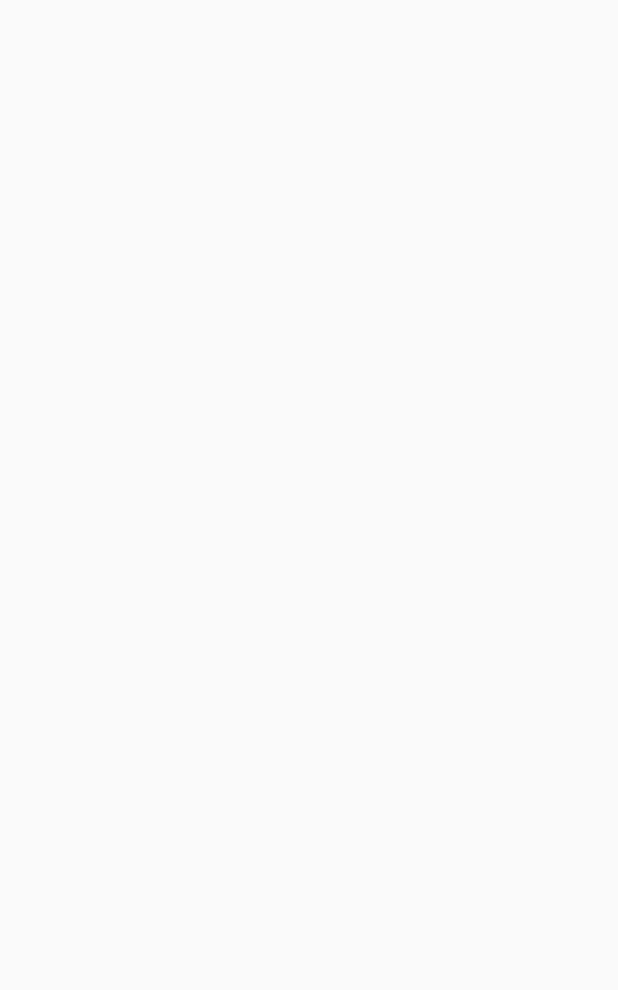
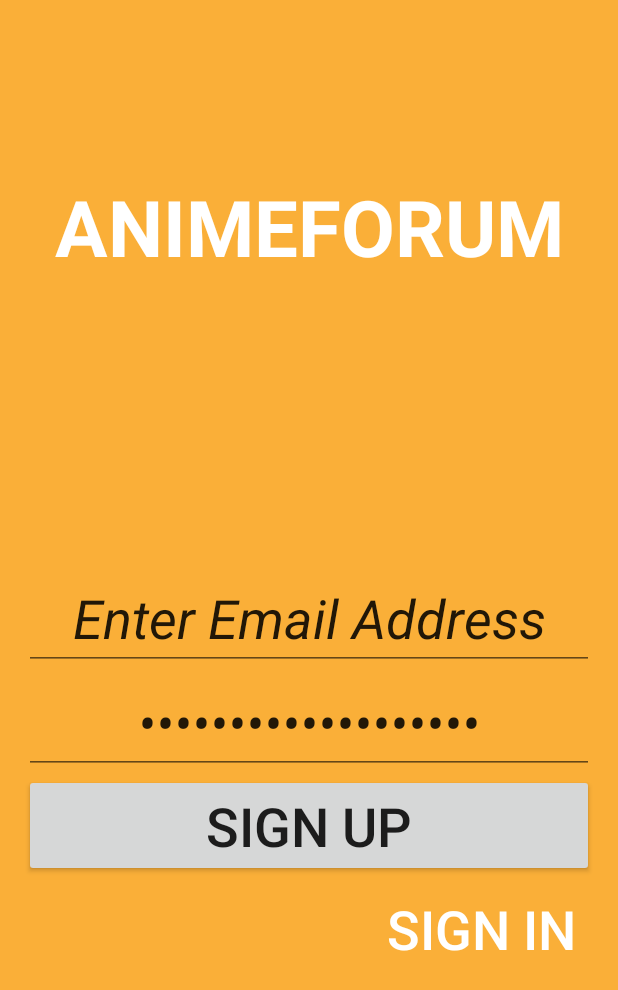
Before and after one commit to season-7/animeforum, an Android app: the SignUpActivity screen opened directly, with no data from a screen before it, on a phone screen of 412 x 824 dp. Before the commit the part shown is empty. Shown: the top 990 px of the screen. Run offline under Robolectric (Android 15) with nearby library versions, the phone set to English and light mode, and no system bars.

Commit message:
Improved UI

```diff
--- a/app/src/main/AndroidManifest.xml
+++ b/app/src/main/AndroidManifest.xml
@@ -20,12 +20,8 @@
                 <category android:name="android.intent.category.LAUNCHER" />
             </intent-filter>
         </activity>
-        <activity android:name=".LoginActivity" />
         <activity android:name=".SignUpActivity" />
-        <activity
-            android:name=".DashboardActivity"
-            android:label="@string/title_activity_dashboard"
-            android:theme="@style/AppTheme"></activity>
+        <activity android:name=".LoginActivity"></activity>
     </application>
 
 </manifest>
--- a/app/src/main/res/layout/activity_sign_up.xml
+++ b/app/src/main/res/layout/activity_sign_up.xml
@@ -7,6 +7,71 @@
     android:paddingLeft="@dimen/activity_horizontal_margin"
     android:paddingRight="@dimen/activity_horizontal_margin"
     android:paddingTop="@dimen/activity_vertical_margin"
-    tools:context="com.animeforum.android.SignUpActivity">
+    tools:context="com.animeforum.android.SignUpActivity"
+    android:background="#FAAF38">
+
+    <TextView
+        android:layout_width="fill_parent"
+        android:layout_height="wrap_content"
+        android:text="ANIMEFORUM"
+        android:id="@+id/lbl_heading"
+        android:layout_alignParentTop="false"
+        android:layout_alignParentStart="true"
+        android:layout_centerHorizontal="true"
+        android:layout_marginTop="100dp"
+        android:textAlignment="center"
+        android:textColor="#FFFFFF"
+        android:textSize="52dp"
+        android:textIsSelectable="true"
+        android:textStyle="bold" />
+
+    <EditText
+        android:layout_width="fill_parent"
+        android:layout_height="wrap_content"
+        android:inputType="textEmailAddress"
+        android:ems="10"
+        android:id="@+id/txt_email"
+        android:layout_centerInParent="true"
+        android:layout_alignParentEnd="true"
+        android:text="Enter Email Address"
+        android:textAlignment="center"
+        android:textSize="36dp"
+        android:textStyle="italic" />
+
+    <EditText
+        android:layout_width="fill_parent"
+        android:layout_height="wrap_content"
+        android:inputType="textPassword"
+        android:ems="10"
+        android:id="@+id/txt_password"
+        android:text="Enter Your Password"
+        android:textAlignment="center"
+        android:layout_below="@+id/txt_email"
+        android:layout_alignParentStart="true"
+        android:textSize="36dp"
+        android:textStyle="italic" />
+
+    <Button
+        android:layout_width="fill_parent"
+        android:layout_height="wrap_content"
+        android:text="SIGN UP"
+        android:id="@+id/btnsignup"
+        android:layout_below="@+id/txt_password"
+        android:layout_alignParentEnd="true"
+        android:textAlignment="center"
+        android:textSize="36dp" />
+
+    <Button
+        android:layout_width="wrap_content"
+        android:layout_height="wrap_content"
+        android:text="SIGN IN"
+        android:id="@+id/btnlogin"
+        android:textAlignment="center"
+        android:textSize="36dp"
+        android:layout_below="@+id/btnsignup"
+        android:layout_alignParentEnd="true"
+        style="@style/Base.Widget.AppCompat.Button.Borderless"
+        android:textColor="#ffffff" />
+
 
 </RelativeLayout>
```
Also changed, not shown: app/src/main/java/com/animeforum/android/DashboardActivity.java (deleted, +0 -162 lines), app/src/main/res/layout/activity_dashboard.xml (deleted, +0 -12 lines), app/src/main/res/layout/activity_login.xml (+65 -1 lines), app/src/main/res/layout/content_dashboard.xml (deleted, +0 -49 lines), app/src/main/res/layout/content_main.xml (+2 -23 lines), app/src/main/res/layout/fragment_dashboard.xml (deleted, +0 -16 lines).
